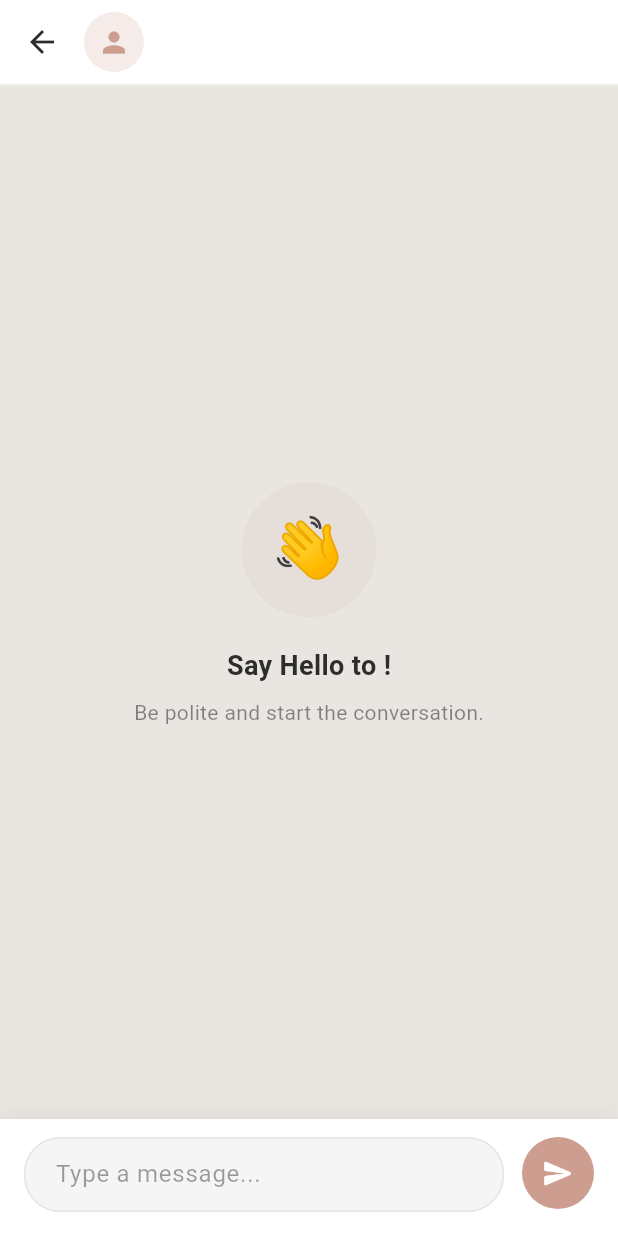
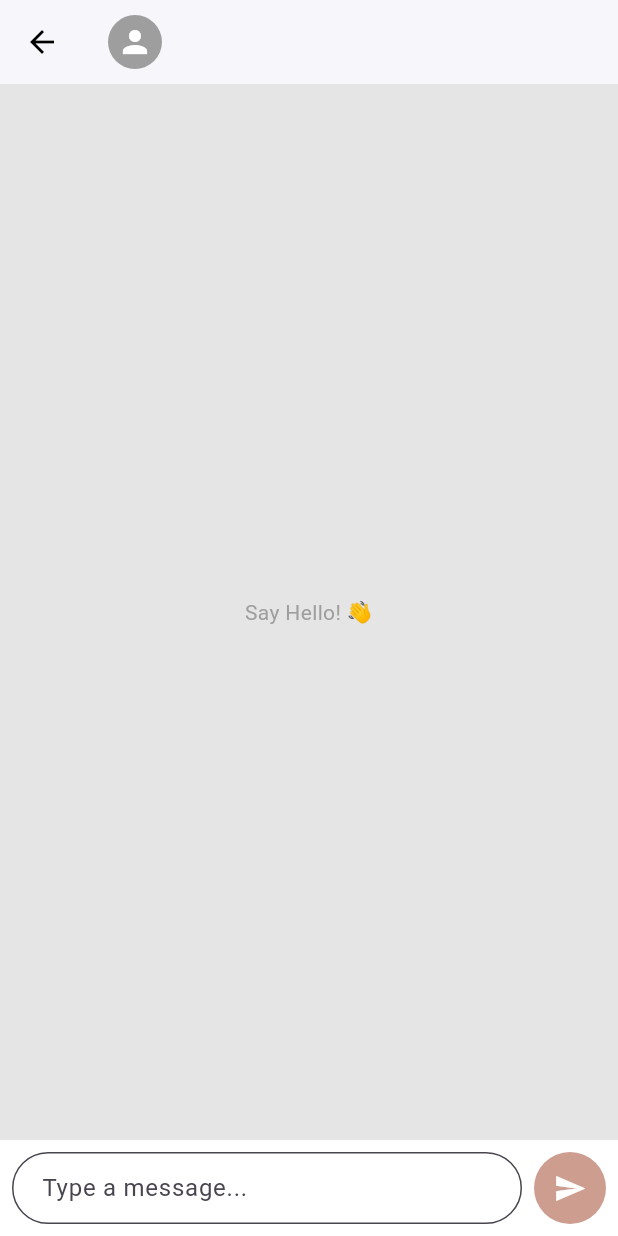
Before and after one commit to salilvartak/Clush_App, a Flutter app: the ChatScreen screen opened directly with empty values, on a phone screen of 412 x 824 dp. Run offline on Flutter 3.47's test engine with Material 3 defaults, Android fonts, the phone set to English and light mode, and no system bars; our stand-ins replace firebase_auth, firebase_core, geocoding, geolocator, google_sign_in, image_picker and 3 more; accounts and stored records are empty; network calls fail.

Commit message:
Refactor code structure for improved readability and maintainability

```diff
--- a/lib/chat_page.dart
+++ b/lib/chat_page.dart
@@ -128,56 +128,35 @@ class _ChatScreenState extends State<ChatScreen> {
     super.dispose();
   }
 
-  // ==========================================
-  // UI CODE BELOW (Updated to match App Theme)
-  // ==========================================
-
   @override
   Widget build(BuildContext context) {
     return Scaffold(
-      backgroundColor: const Color(0xFFE9E6E1), // App's standard background
+      backgroundColor: const Color(0xFFE5E5E5), // Light grey background like WhatsApp
       appBar: AppBar(
-        titleSpacing: 0,
         title: Row(
           children: [
-            CircleAvatar(
-              backgroundColor: const Color(0xFFCD9D8F).withOpacity(0.2),
-              radius: 20,
-              child: const Icon(Icons.person, size: 22, color: Color(0xFFCD9D8F)),
+            const CircleAvatar(
+              backgroundColor: Colors.grey,
+              radius: 18,
+              child: Icon(Icons.person, size: 24, color: Colors.white),
             ),
-            const SizedBox(width: 12),
-            Text(
-              widget.matchName,
-              style: const TextStyle(
-                fontSize: 20,
-                fontWeight: FontWeight.w700,
-                color: Color(0xFF2D2D2D), // Dark premium text
-                letterSpacing: -0.5,
-              ),
-            ),
+            const SizedBox(width: 10),
+            Text(widget.matchName, style: const TextStyle(fontSize: 18)),
           ],
         ),
         backgroundColor: Colors.white,
-        foregroundColor: const Color(0xFF2D2D2D),
-        elevation: 0,
-        surfaceTintColor: Colors.transparent,
-        bottom: PreferredSize(
-          preferredSize: const Size.fromHeight(1),
-          child: Container(
-            color: Colors.grey.withOpacity(0.15),
-            height: 1,
-          ),
-        ),
+        foregroundColor: Colors.black,
+        elevation: 1,
       ),
       body: Column(
         children: [
           Expanded(
             child: messages.isEmpty
-              ? _buildEmptyState()
+              ? const Center(child: Text("Say Hello! 👋", style: TextStyle(color: Colors.grey)))
               : ListView.builder(
                   controller: _scrollController,
                   itemCount: messages.length,
-                  padding: const EdgeInsets.symmetric(vertical: 20, horizontal: 16),
+                  padding: const EdgeInsets.symmetric(vertical: 10, horizontal: 12),
                   itemBuilder: (context, index) {
                     final msg = messages[index];
                     bool isMe = msg['isMe'];
@@ -186,47 +165,43 @@ class _ChatScreenState extends State<ChatScreen> {
                     return Align(
                       alignment: isMe ? Alignment.centerRight : Alignment.centerLeft,
                       child: Container(
-                        margin: const EdgeInsets.only(bottom: 12),
-                        padding: const EdgeInsets.symmetric(horizontal: 16, vertical: 12),
-                        constraints: BoxConstraints(
-                          maxWidth: MediaQuery.of(context).size.width * 0.75,
-                        ),
+                        margin: const EdgeInsets.symmetric(vertical: 4),
+                        padding: const EdgeInsets.only(left: 12, right: 12, top: 10, bottom: 8),
+                        constraints: BoxConstraints(maxWidth: MediaQuery.of(context).size.width * 0.75),
                         decoration: BoxDecoration(
-                          color: isMe ? const Color(0xFFCD9D8F) : Colors.white,
+                          color: isMe ? const Color(0xFFCD9D8F) : Colors.white, // Colors
                           boxShadow: [
                             BoxShadow(
-                              color: Colors.black.withOpacity(0.04),
-                              blurRadius: 8,
-                              offset: const Offset(0, 2),
+                              color: Colors.black.withOpacity(0.05),
+                              blurRadius: 2,
+                              offset: const Offset(0, 1),
                             )
                           ],
                           borderRadius: BorderRadius.only(
-                            topLeft: const Radius.circular(20),
-                            topRight: const Radius.circular(20),
-                            // Create the "chat tail" effect
-                            bottomLeft: isMe ? const Radius.circular(20) : const Radius.circular(4),
-                            bottomRight: isMe ? const Radius.circular(4) : const Radius.circular(20),
+                            topLeft: const Radius.circular(12),
+                            topRight: const Radius.circular(12),
+                            bottomLeft: isMe ? const Radius.circular(12) : Radius.zero,
+                            bottomRight: isMe ? Radius.zero : const Radius.circular(12),
                           ),
                         ),
                         child: Column(
-                          crossAxisAlignment: isMe ? CrossAxisAlignment.end : CrossAxisAlignment.start,
-                          mainAxisSize: MainAxisSize.min,
+                          crossAxisAlignment: CrossAxisAlignment.end, // Align time to right
+                          mainAxisSize: MainAxisSize.min, // Wrap content
                           children: [
                             Text(
                               msg['message'],
                               style: TextStyle(
-                                color: isMe ? Colors.white : const Color(0xFF2D2D2D),
+                                color: isMe ? Colors.white : Colors.black87,
                                 fontSize: 16,
-                                height: 1.3,
                               ),
                             ),
-                            const SizedBox(height: 6),
+                            const SizedBox(height: 4),
+                            // ⏰ TIMESTAMP TEXT
                             Text(
                               time,
                               style: TextStyle(
                                 color: isMe ? Colors.white.withOpacity(0.7) : Colors.black38,
-                                fontSize: 11,
-                                fontWeight: FontWeight.w500,
+                                fontSize: 10,
                               ),
                             ),
                           ],
@@ -242,94 +217,35 @@ class _ChatScreenState extends State<ChatScreen> {
     );
   }
 
-  Widget _buildEmptyState() {
-    return Center(
-      child: Column(
-        mainAxisAlignment: MainAxisAlignment.center,
-        children: [
-          Container(
-            padding: const EdgeInsets.all(20),
-            decoration: BoxDecoration(
-              color: const Color(0xFFCD9D8F).withOpacity(0.1),
-              shape: BoxShape.circle,
-            ),
-            child: const Text("👋", style: TextStyle(fontSize: 40)),
-          ),
-          const SizedBox(height: 16),
-          Text(
-            "Say Hello to ${widget.matchName}!",
-            style: const TextStyle(
-              fontSize: 18,
-              fontWeight: FontWeight.w600,
-              color: Color(0xFF2D2D2D),
-            ),
-          ),
-          const SizedBox(height: 8),
-          const Text(
-            "Be polite and start the conversation.",
-            style: TextStyle(color: Colors.black45, fontSize: 14),
-          ),
-        ],
-      ),
-    );
-  }
-
   Widget _buildMessageInput() {
     return Container(
-      padding: EdgeInsets.only(
-        left: 16,
-        right: 16,
-        top: 12,
-        // Adds extra padding at the bottom for iOS home bar / safe area
-        bottom: MediaQuery.of(context).padding.bottom > 0
-            ? MediaQuery.of(context).padding.bottom
-            : 16,
-      ),
-      decoration: BoxDecoration(
+      padding: const EdgeInsets.symmetric(horizontal: 8, vertical: 8),
       color: Colors.white,
-        boxShadow: [
-          BoxShadow(
-            color: Colors.black.withOpacity(0.05),
-            blurRadius: 10,
-            offset: const Offset(0, -2),
-          ),
-        ],
-      ),
       child: Row(
-        crossAxisAlignment: CrossAxisAlignment.end,
         children: [
           Expanded(
-            child: Container(
-              decoration: BoxDecoration(
-                color: const Color(0xFFF5F5F5), // Soft grey background for text field
-                borderRadius: BorderRadius.circular(24),
-                border: Border.all(color: Colors.grey.withOpacity(0.2)),
-              ),
             child: TextField(
               controller: _controller,
               textCapitalization: TextCapitalization.sentences,
-                minLines: 1,
-                maxLines: 5, // Allows the text field to grow if they type a long message
-                style: const TextStyle(fontSize: 16, color: Color(0xFF2D2D2D)),
-                decoration: const InputDecoration(
+              decoration: InputDecoration(
                 hintText: "Type a message...",
-                  hintStyle: TextStyle(color: Colors.black38),
-                  border: InputBorder.none,
-                  contentPadding: EdgeInsets.symmetric(horizontal: 20, vertical: 12),
+                filled: true,
+                fillColor: Colors.white,
+                border: OutlineInputBorder(
+                  borderRadius: BorderRadius.circular(24),
+                  borderSide: BorderSide(color: Colors.grey[300]!),
+                ),
+                contentPadding: const EdgeInsets.symmetric(horizontal: 16, vertical: 10),
               ),
             ),
           ),
-          ),
-          const SizedBox(width: 12),
-          Container(
-            margin: const EdgeInsets.only(bottom: 2), // Align visually with the growing text field
-            child: CircleAvatar(
+          const SizedBox(width: 8),
+          CircleAvatar(
             backgroundColor: const Color(0xFFCD9D8F),
             radius: 24,
             child: IconButton(
-                icon: const Icon(Icons.send_rounded, color: Colors.white, size: 22),
+              icon: const Icon(Icons.send, color: Colors.white, size: 22),
               onPressed: sendMessage,
-              ),
             ),
           ),
         ],
```
Also changed, not shown: lib/main.dart (+2 -17 lines), pubspec.yaml (+7 -0 lines), assets/images/app.png (added), pubspec.lock, 28 other files. Lines whose indentation alone changed are shown as unchanged.
